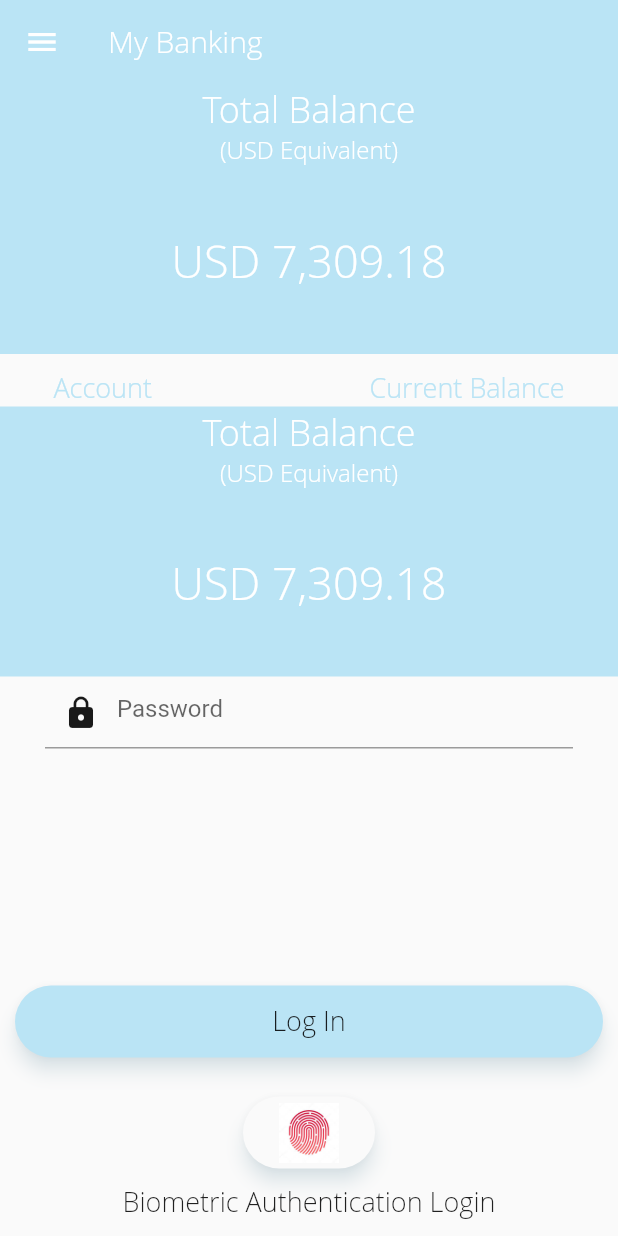
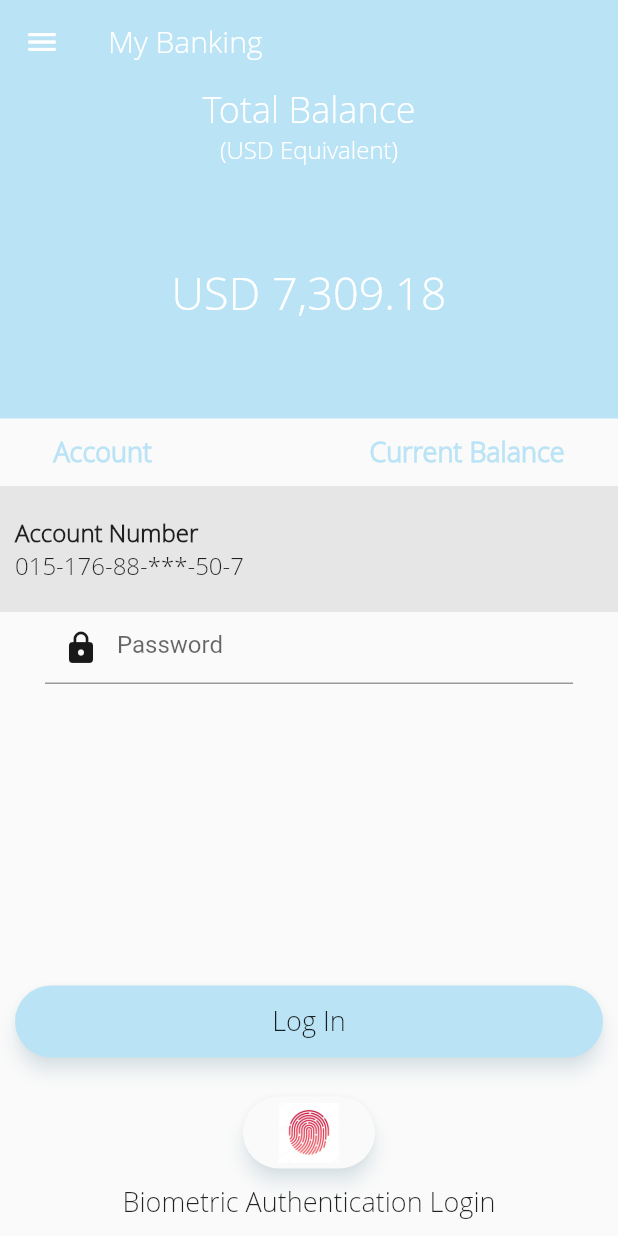
Before and after one commit to Anirudhsfc/GoDashAppTemplate, a Flutter app: the AccountDetails screen opened directly, on a phone screen of 412 x 824 dp. Run offline on Flutter 3.47's test engine with Material 2 defaults, Android fonts, the phone set to English and light mode, and no system bars.

Commit message:
Complete Header

```diff
--- a/lib/pages/AccountDetails.dart
+++ b/lib/pages/AccountDetails.dart
@@ -103,39 +103,33 @@ class AccountDetails extends StatelessWidget {
                 margin: EdgeInsets.only(top: 10.0),
                 child: Text(
                   "Account                               Current Balance",
-                  style: TextStyle(fontFamily: 'opensans', fontSize: 18.0, color: Color.fromRGBO(186, 228, 245, 1.0)),
+                  style: TextStyle(fontFamily: 'opensans', fontSize: 18.0, color: Color.fromRGBO(186, 228, 245, 1.0), fontWeight: FontWeight.bold),
                 ),
               ),
             ),
-            Expanded(
+            Container(
               child: Container(
-                color: Color.fromRGBO(186, 228, 245, 1.0),
+                margin: EdgeInsets.only(top: 10.0),
+                padding: EdgeInsets.only(top: 20.0, bottom: 20.0),
+                color: Color.fromRGBO(230, 230, 230, 1.0),
                 child: Column(
                   children: <Widget>[
                     Container(
+                      padding: EdgeInsets.only(left: 10.0),
                       child: Align(
-                        alignment: Alignment.center,
+                        alignment: Alignment.centerLeft,
                         child: Text(
-                          "Total Balance",
-                          style: TextStyle(fontFamily: 'opensans', fontSize: 24.0, color: Colors.white),
-                        ),
+                          "Account Number",
+                          style: TextStyle(fontFamily: 'opensans', fontSize: 16.0, fontWeight: FontWeight.bold),                        ),
                       ),
                     ),
                     Container(
+                      padding: EdgeInsets.only(left: 10.0),
                       child: Align(
-                        alignment: Alignment.center,
+                        alignment: Alignment.centerLeft,
                         child: Text(
-                          "(USD Equivalent)",
-                          style: TextStyle(fontFamily: 'opensans', fontSize: 16.0, color: Colors.white),
-                        ),
-                      ),
-                    ),
-                    Expanded(
-                      child: Align(
-                        alignment: Alignment.center,
-                        child: Text(
-                          "USD 7,309.18",
-                          style: TextStyle(fontFamily: 'opensans', fontSize: 30.0, color: Colors.white),
+                          "015-176-88-***-50-7",
+                          style: TextStyle(fontFamily: 'opensans', fontSize: 16.0),
                         ),
                       ),
                     ),
```
